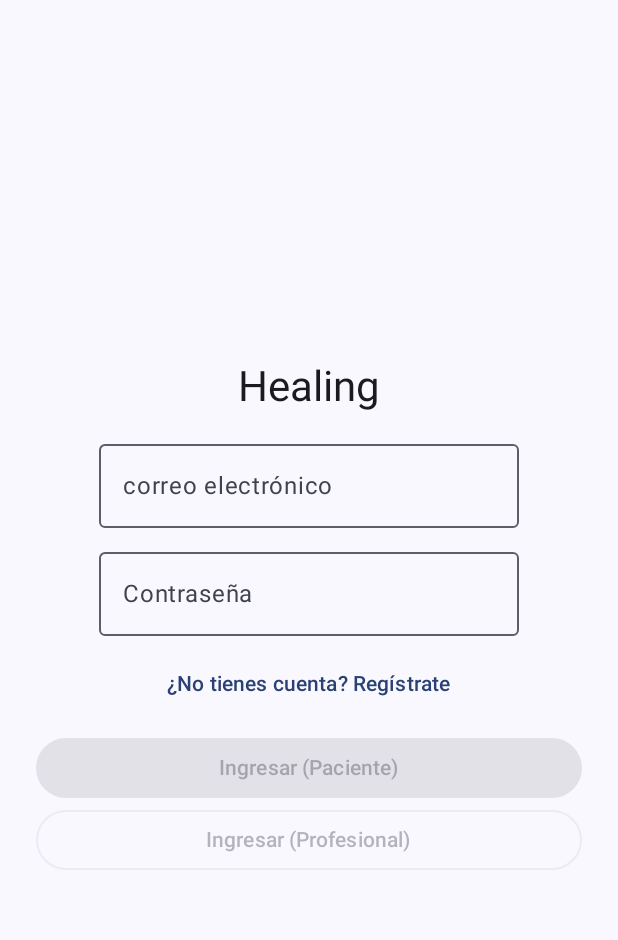
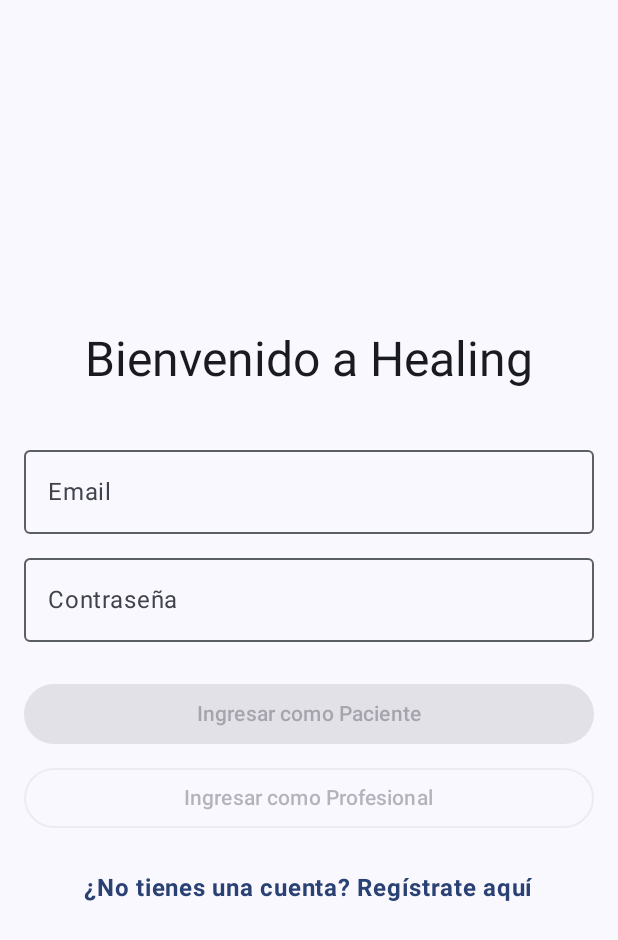
Before and after one commit to Estefano-Y/Healing, an Android app built with Jetpack Compose: the LoginScreen screen opened through its navigation route, on a phone screen of 412 x 824 dp. Shown: the top 940 px of the screen. Run offline under Robolectric (Android 15) with nearby library versions, the phone set to English and light mode, and no system bars.

Commit message:
implementar validacion en LoginScreen.kt.

```diff
--- a/app/src/main/java/cl/tuusuario/healing/ui/screens/auth/LoginScreen.kt
+++ b/app/src/main/java/cl/tuusuario/healing/ui/screens/auth/LoginScreen.kt
@@ -1,42 +1,115 @@
 package cl.tuusuario.healing.ui.screens.auth
 
+import androidx.compose.foundation.clickable
 import androidx.compose.foundation.layout.*
+import androidx.compose.foundation.rememberScrollState
+import androidx.compose.foundation.verticalScroll
 import androidx.compose.material3.*
-import androidx.compose.runtime.*
+import androidx.compose.runtime.Composable
+import androidx.compose.runtime.LaunchedEffect
 import androidx.compose.ui.Alignment
 import androidx.compose.ui.Modifier
+import androidx.compose.ui.text.font.FontWeight
 import androidx.compose.ui.text.input.PasswordVisualTransformation
 import androidx.compose.ui.unit.dp
+import androidx.lifecycle.viewmodel.compose.viewModel
 
+@OptIn(ExperimentalMaterial3Api::class)
 @Composable
 fun LoginScreen(
     onLoginAsPatient: () -> Unit,
     onLoginAsProfessional: () -> Unit,
     onGoToRegister: () -> Unit
 ) {
-    var email by remember { mutableStateOf("") }
-    var pass by remember { mutableStateOf("") }
-    val isValid = email.contains("@") && pass.length >= 6
+    // 1. Instanciamos el ViewModel
+    val viewModel: LoginViewModel = viewModel()
 
-    Box(Modifier.fillMaxSize(), contentAlignment = Alignment.Center) {
-        Column(Modifier.padding(24.dp), horizontalAlignment = Alignment.CenterHorizontally) {
-            Text("Healing", style = MaterialTheme.typography.headlineMedium)
-            Spacer(Modifier.height(12.dp))
-            OutlinedTextField(value = email, onValueChange = { email = it }, label = { Text("correo electrónico") })
-            Spacer(Modifier.height(8.dp))
-            OutlinedTextField(
-                value = pass, onValueChange = { pass = it },
-                label = { Text("Contraseña") }, visualTransformation = PasswordVisualTransformation()
-            )
-            Spacer(Modifier.height(8.dp))
-            TextButton(onClick = onGoToRegister) { Text("¿No tienes cuenta? Regístrate") }
-            Spacer(Modifier.height(8.dp))
-            Button(onClick = onLoginAsPatient, enabled = isValid, modifier = Modifier.fillMaxWidth()) {
-                Text("Ingresar (Paciente)")
-            }
-            OutlinedButton(onClick = onLoginAsProfessional, enabled = isValid, modifier = Modifier.fillMaxWidth()) {
-                Text("Ingresar (Profesional)")
+    // 2. Escuchamos los eventos de navegación del ViewModel
+    LaunchedEffect(key1 = Unit) {
+        viewModel.navigationEvent.collect { event ->
+            when (event) {
+                is LoginViewModel.NavigationEvent.NavigateToPatientHome -> onLoginAsPatient()
+                is LoginViewModel.NavigationEvent.NavigateToProfessionalHome -> onLoginAsProfessional()
+                is LoginViewModel.NavigationEvent.NavigateToRegister -> onGoToRegister()
             }
         }
     }
+
+    Surface(
+        modifier = Modifier.fillMaxSize(),
+        color = MaterialTheme.colorScheme.background
+    ) {
+        Column(
+            modifier = Modifier
+                .fillMaxSize()
+                .padding(16.dp)
+                .verticalScroll(rememberScrollState()),
+            horizontalAlignment = Alignment.CenterHorizontally,
+            verticalArrangement = Arrangement.Center
+        ) {
+            Text("Bienvenido a Healing", style = MaterialTheme.typography.headlineLarge)
+            Spacer(modifier = Modifier.height(32.dp))
+
+            // --- Campo Email ---
+            OutlinedTextField(
+                value = viewModel.email,
+                onValueChange = { viewModel.onEmailChange(it) },
+                label = { Text("Email") },
+                isError = viewModel.emailError != null,
+                singleLine = true,
+                modifier = Modifier.fillMaxWidth()
+            )
+            viewModel.emailError?.let { error ->
+                Text(text = error, color = MaterialTheme.colorScheme.error, style = MaterialTheme.typography.bodySmall)
+            }
+            Spacer(modifier = Modifier.height(8.dp))
+
+            // --- Campo Contraseña ---
+            OutlinedTextField(
+                value = viewModel.password,
+                onValueChange = { viewModel.onPasswordChange(it) },
+                label = { Text("Contraseña") },
+                isError = viewModel.passwordError != null,
+                singleLine = true,
+                visualTransformation = PasswordVisualTransformation(),
+                modifier = Modifier.fillMaxWidth()
+            )
+            viewModel.passwordError?.let { error ->
+                Text(text = error, color = MaterialTheme.colorScheme.error, style = MaterialTheme.typography.bodySmall)
+            }
+            Spacer(modifier = Modifier.height(24.dp))
+
+            // --- Mensaje de error general ---
+            viewModel.loginError?.let { error ->
+                Text(text = error, color = MaterialTheme.colorScheme.error, style = MaterialTheme.typography.bodyMedium)
+                Spacer(modifier = Modifier.height(8.dp))
+            }
+
+            // --- Botones de Login ---
+            Button(
+                onClick = { viewModel.onLoginClick(asProfessional = false) },
+                enabled = viewModel.isFormValid,
+                modifier = Modifier.fillMaxWidth()
+            ) {
+                Text("Ingresar como Paciente")
+            }
+            Spacer(modifier = Modifier.height(8.dp))
+            OutlinedButton(
+                onClick = { viewModel.onLoginClick(asProfessional = true) },
+                enabled = viewModel.isFormValid,
+                modifier = Modifier.fillMaxWidth()
+            ) {
+                Text("Ingresar como Profesional")
+            }
+            Spacer(modifier = Modifier.height(24.dp))
+
+            // --- Enlace a Registro ---
+            Text(
+                text = "¿No tienes una cuenta? Regístrate aquí",
+                fontWeight = FontWeight.Bold,
+                color = MaterialTheme.colorScheme.primary,
+                modifier = Modifier.clickable { viewModel.onGoToRegisterClick() }
+            )
+        }
+    }
 }
--- a/app/src/main/java/cl/tuusuario/healing/ui/screens/auth/LoginViewModel.kt
+++ b/app/src/main/java/cl/tuusuario/healing/ui/screens/auth/LoginViewModel.kt
@@ -1,4 +1,104 @@
 package cl.tuusuario.healing.ui.screens.auth
 
-class LoginViewModel {
+import android.util.Patterns
+import androidx.compose.runtime.getValue
+import androidx.compose.runtime.mutableStateOf
+import androidx.compose.runtime.setValue
+import androidx.lifecycle.ViewModel
+import androidx.lifecycle.viewModelScope
+import kotlinx.coroutines.channels.Channel
+import kotlinx.coroutines.flow.receiveAsFlow
+import kotlinx.coroutines.launch
+
+class LoginViewModel : ViewModel() {
+
+    // --- Estados del formulario ---
+    var email by mutableStateOf("")
+        private set
+    var password by mutableStateOf("")
+        private set
+
+    // --- Estados de los errores ---
+    var emailError by mutableStateOf<String?>(null)
+        private set
+    var passwordError by mutableStateOf<String?>(null)
+        private set
+    var loginError by mutableStateOf<String?>(null) // Para errores generales de login
+        private set
+
+    // --- Estado de validación del formulario ---
+    var isFormValid by mutableStateOf(false)
+        private set
+
+    // --- Canal para eventos de navegación ---
+    private val _navigationEvent = Channel<NavigationEvent>()
+    val navigationEvent = _navigationEvent.receiveAsFlow()
+
+    // --- Funciones para actualizar campos ---
+    fun onEmailChange(newEmail: String) {
+        email = newEmail
+        loginError = null // Limpiar error general al escribir
+        validateEmail()
+    }
+
+    fun onPasswordChange(newPassword: String) {
+        password = newPassword
+        loginError = null // Limpiar error general al escribir
+        validatePassword()
+    }
+
+    // --- Lógica de validación ---
+    private fun validateEmail() {
+        emailError = if (!Patterns.EMAIL_ADDRESS.matcher(email).matches()) {
+            "Formato de correo inválido"
+        } else {
+            null
+        }
+        validateForm()
+    }
+
+    private fun validatePassword() {
+        passwordError = if (password.isBlank()) "La contraseña es obligatoria" else null
+        validateForm()
+    }
+
+    private fun validateForm() {
+        isFormValid = emailError == null && passwordError == null && email.isNotBlank() && password.isNotBlank()
+    }
+
+    // --- Lógica de Login ---
+    fun onLoginClick(asProfessional: Boolean) {
+        if (!isFormValid) {
+            loginError = "Por favor, corrige los errores antes de continuar."
+            return
+        }
+
+        // --- SIMULACIÓN DE LOGIN ---
+        // Aquí iría tu lógica real para autenticar con una API o base de datos.
+        // Por ahora, simularemos un login exitoso si la contraseña es "123456".
+        viewModelScope.launch {
+            if (password == "123456") {
+                if (asProfessional) {
+                    _navigationEvent.send(NavigationEvent.NavigateToProfessionalHome)
+                } else {
+                    _navigationEvent.send(NavigationEvent.NavigateToPatientHome)
+                }
+            } else {
+                loginError = "Email o contraseña incorrectos."
+            }
+        }
+    }
+
+    fun onGoToRegisterClick() {
+        viewModelScope.launch {
+            _navigationEvent.send(NavigationEvent.NavigateToRegister)
+        }
+    }
+
+    // --- Clase sellada para eventos ---
+    sealed class NavigationEvent {
+        object NavigateToPatientHome : NavigationEvent()
+        object NavigateToProfessionalHome : NavigationEvent()
+        object NavigateToRegister : NavigationEvent()
+    }
 }
```
